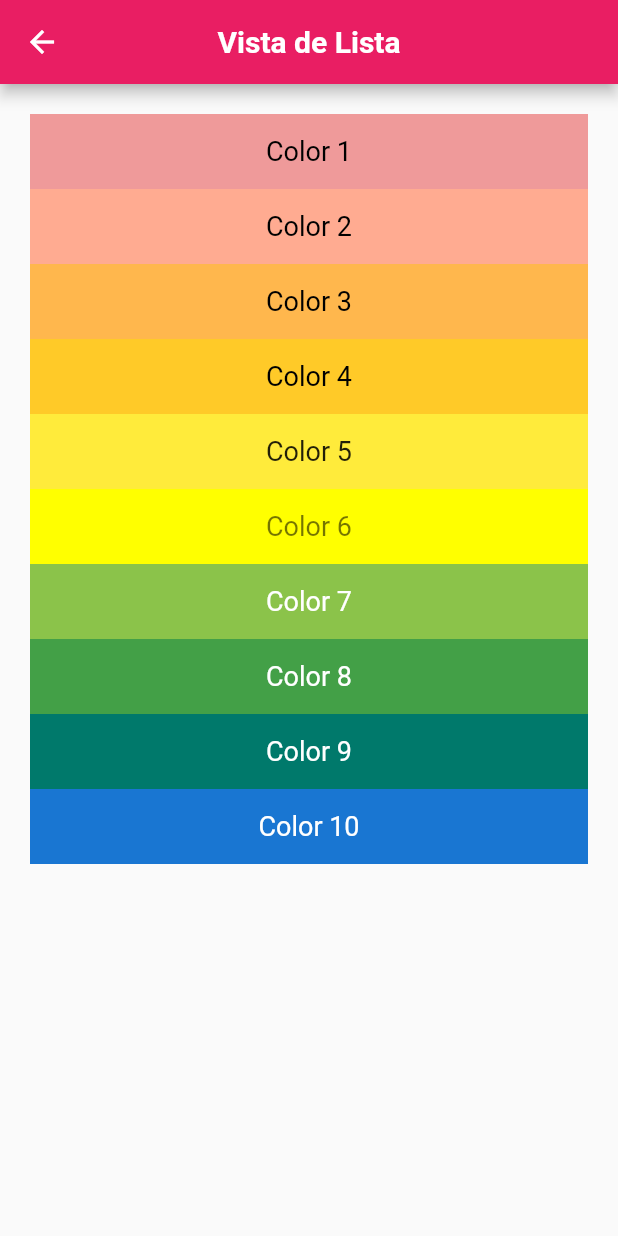
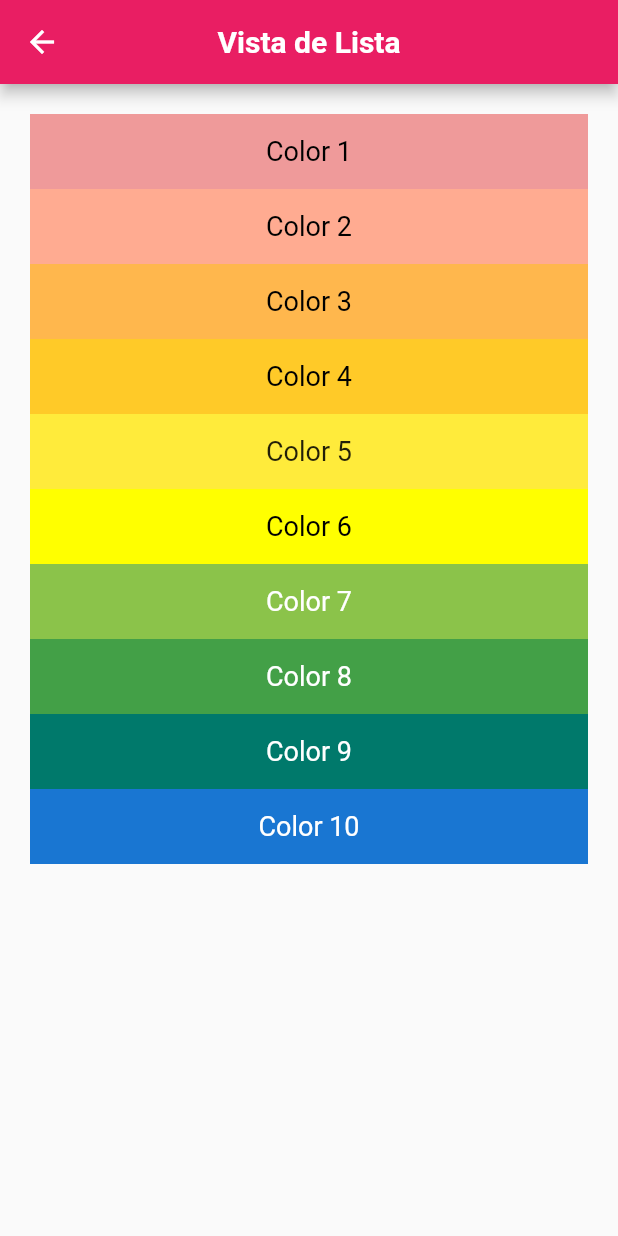
Before and after one commit to Danaromero/Rutas_a_PAG, a Flutter app: the ListViewPage screen opened by its route, on a phone screen of 412 x 824 dp. Run offline on Flutter 3.47's test engine with Material 2 defaults, Android fonts, the phone set to English and light mode, and no system bars.

```diff
--- a/lib/src/pages/listview_page.dart
+++ b/lib/src/pages/listview_page.dart
@@ -44,7 +44,7 @@ class ListViewPage extends StatelessWidget {
             Container(
               height: 50,
               color: Colors.yellowAccent,
-              child: const Center(child: Text('Color 6', style: TextStyle(fontSize: 18, color: Colors.black54),)),
+              child: const Center(child: Text('Color 6', style: TextStyle(fontSize: 18, color: Colors.black),)),
             ),
             Container(
               height: 50,
```
Also changed, not shown: 1 other file.
